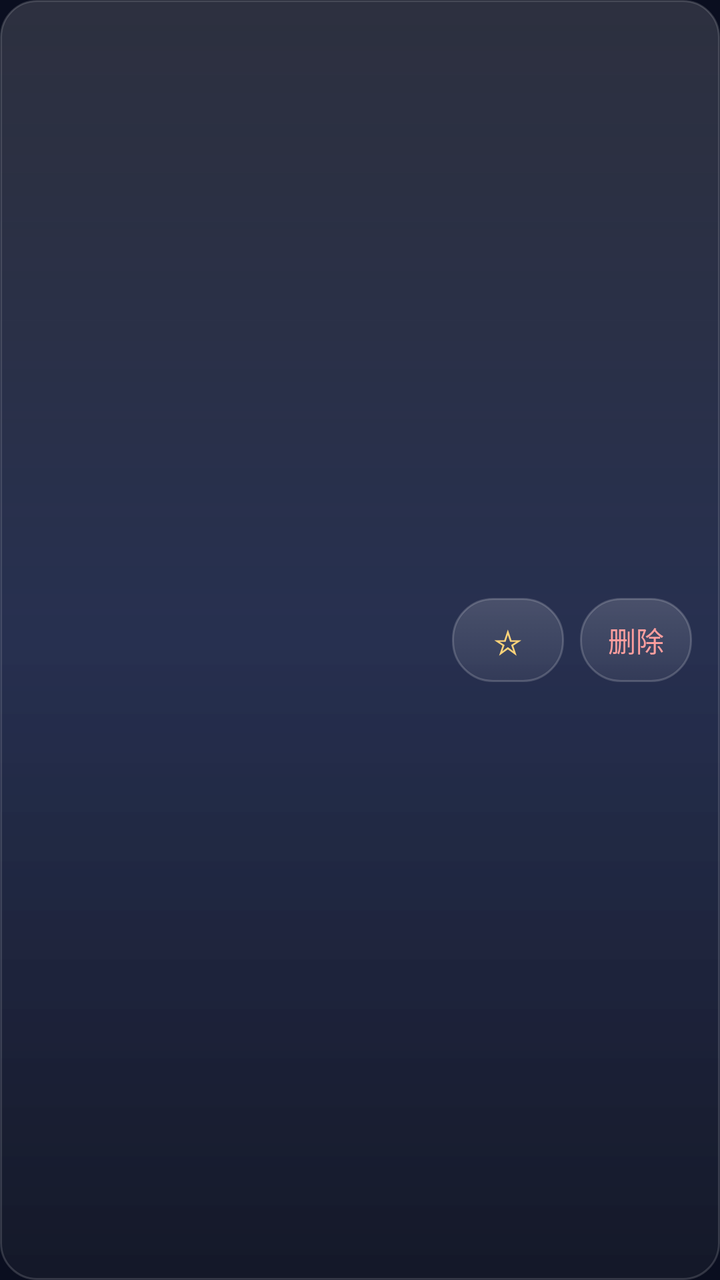
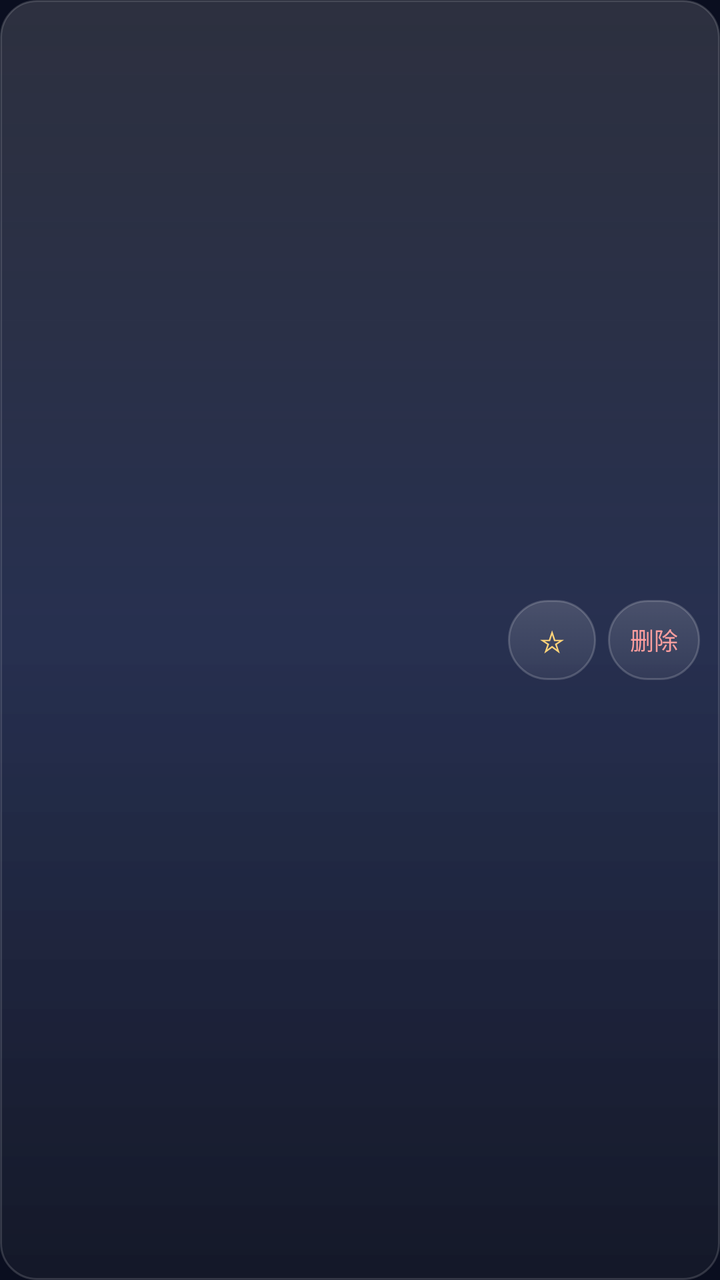

Two renders of the same Android screen: before a commit and after it. Below are the layout's source before the change and the commit's diff.
<!-- AndroidManifest.xml: application theme Theme.MyApplication -->
<!-- res/layout/item_video.xml -->
<?xml version="1.0" encoding="utf-8"?>
<LinearLayout xmlns:android="http://schemas.android.com/apk/res/android"
    android:layout_width="match_parent"
    android:layout_height="wrap_content"
    android:background="@drawable/glass_item"
    android:gravity="center_vertical"
    android:minHeight="76dp"
    android:orientation="horizontal"
    android:padding="14dp">

    <LinearLayout
        android:layout_width="0dp"
        android:layout_height="wrap_content"
        android:layout_weight="1"
        android:orientation="vertical">

        <TextView
            android:id="@+id/text_title"
            android:layout_width="match_parent"
            android:layout_height="wrap_content"
            android:ellipsize="end"
            android:singleLine="true"
            android:textColor="#FFFFFF"
            android:textSize="17sp"
            android:textStyle="bold" />

        <TextView
            android:id="@+id/text_meta"
            android:layout_width="match_parent"
            android:layout_height="wrap_content"
            android:layout_marginTop="3dp"
            android:ellipsize="end"
            android:singleLine="true"
            android:textColor="#A9B4C9"
            android:textSize="13sp" />
    </LinearLayout>

    <Button
        android:id="@+id/btn_favorite"
        android:layout_width="wrap_content"
        android:layout_height="42dp"
        android:layout_marginStart="8dp"
        android:background="@drawable/glass_button"
        android:minWidth="56dp"
        android:text="☆"
        android:textColor="#FFD479"
        android:textSize="17sp" />

    <Button
        android:id="@+id/btn_delete"
        android:layout_width="wrap_content"
        android:layout_height="42dp"
        android:layout_marginStart="8dp"
        android:background="@drawable/glass_button"
        android:minWidth="56dp"
        android:text="删除"
        android:textColor="#FF9E9E"
        android:textSize="14sp" />
</LinearLayout>
<!-- resources referenced by this layout -->
<resources>
  <!-- drawable glass_button (drawable) -->
  <?xml version="1.0" encoding="utf-8"?>
  <selector xmlns:android="http://schemas.android.com/apk/res/android">
      <item android:state_pressed="true">
          <shape android:shape="rectangle">
              <gradient
                  android:angle="270"
                  android:startColor="#45FFFFFF"
                  android:endColor="#22FFFFFF" />
              <stroke
                  android:width="1dp"
                  android:color="#4DFFFFFF" />
              <corners android:radius="20dp" />
          </shape>
      </item>
      <item>
          <shape android:shape="rectangle">
              <gradient
                  android:angle="270"
                  android:startColor="#28FFFFFF"
                  android:endColor="#10FFFFFF" />
              <stroke
                  android:width="1dp"
                  android:color="#2EFFFFFF" />
              <corners android:radius="20dp" />
          </shape>
      </item>
  </selector>
  <!-- drawable glass_item (drawable) -->
  <?xml version="1.0" encoding="utf-8"?>
  <shape xmlns:android="http://schemas.android.com/apk/res/android"
      android:shape="rectangle">
      <gradient
          android:angle="270"
          android:startColor="#24FFFFFF"
          android:endColor="#0AFFFFFF" />
      <stroke
          android:width="1dp"
          android:color="#26FFFFFF" />
      <corners android:radius="18dp" />
  </shape>
  <style name="Theme.MyApplication" parent="android:Theme.Material.NoActionBar">
          <item name="android:windowBackground">@drawable/bg_window</item>
          <item name="android:statusBarColor">#66000000</item>
          <item name="android:navigationBarColor">#66000000</item>
      </style>
  <!-- drawable bg_window (drawable) -->
  <?xml version="1.0" encoding="utf-8"?>
  <shape xmlns:android="http://schemas.android.com/apk/res/android"
      android:shape="rectangle">
      <gradient
          android:angle="270"
          android:startColor="#0A0E1F"
          android:centerColor="#111B3E"
          android:endColor="#0A0E1F" />
  </shape>
</resources>

<!-- the commit's change to res/layout/item_video.xml (unified diff, before → after) -->
@@ -4,9 +4,9 @@
     android:layout_height="wrap_content"
     android:background="@drawable/glass_item"
     android:gravity="center_vertical"
-    android:minHeight="76dp"
+    android:minHeight="68dp"
     android:orientation="horizontal"
-    android:padding="14dp">
+    android:padding="10dp">
 
     <LinearLayout
         android:layout_width="0dp"
@@ -21,7 +21,7 @@
             android:ellipsize="end"
             android:singleLine="true"
             android:textColor="#FFFFFF"
-            android:textSize="17sp"
+            android:textSize="15sp"
             android:textStyle="bold" />
 
         <TextView
@@ -38,22 +38,26 @@
     <Button
         android:id="@+id/btn_favorite"
         android:layout_width="wrap_content"
-        android:layout_height="42dp"
-        android:layout_marginStart="8dp"
+        android:layout_height="40dp"
+        android:layout_marginStart="6dp"
         android:background="@drawable/glass_button"
-        android:minWidth="56dp"
+        android:minWidth="44dp"
+        android:paddingStart="10dp"
+        android:paddingEnd="10dp"
         android:text="☆"
         android:textColor="#FFD479"
-        android:textSize="17sp" />
+        android:textSize="15sp" />
 
     <Button
         android:id="@+id/btn_delete"
         android:layout_width="wrap_content"
-        android:layout_height="42dp"
-        android:layout_marginStart="8dp"
+        android:layout_height="40dp"
+        android:layout_marginStart="6dp"
         android:background="@drawable/glass_button"
-        android:minWidth="56dp"
+        android:minWidth="46dp"
+        android:paddingStart="10dp"
+        android:paddingEnd="10dp"
         android:text="删除"
         android:textColor="#FF9E9E"
-        android:textSize="14sp" />
+        android:textSize="12sp" />
 </LinearLayout>
